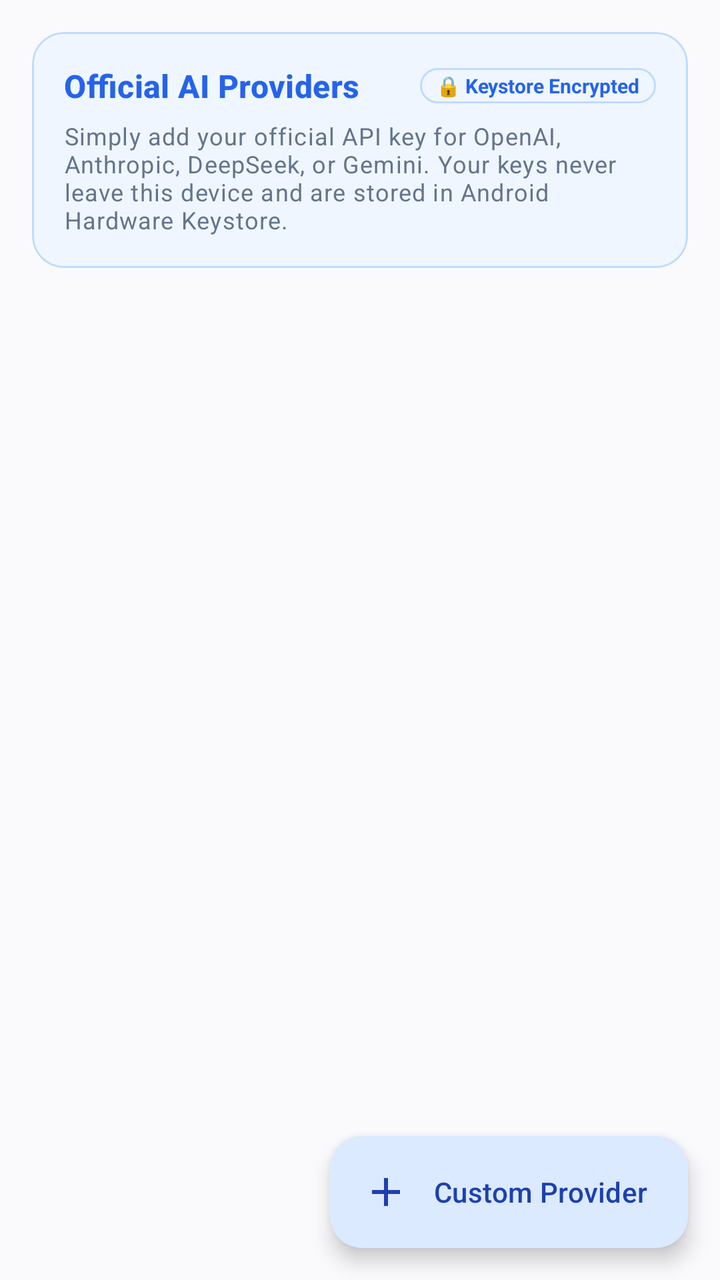
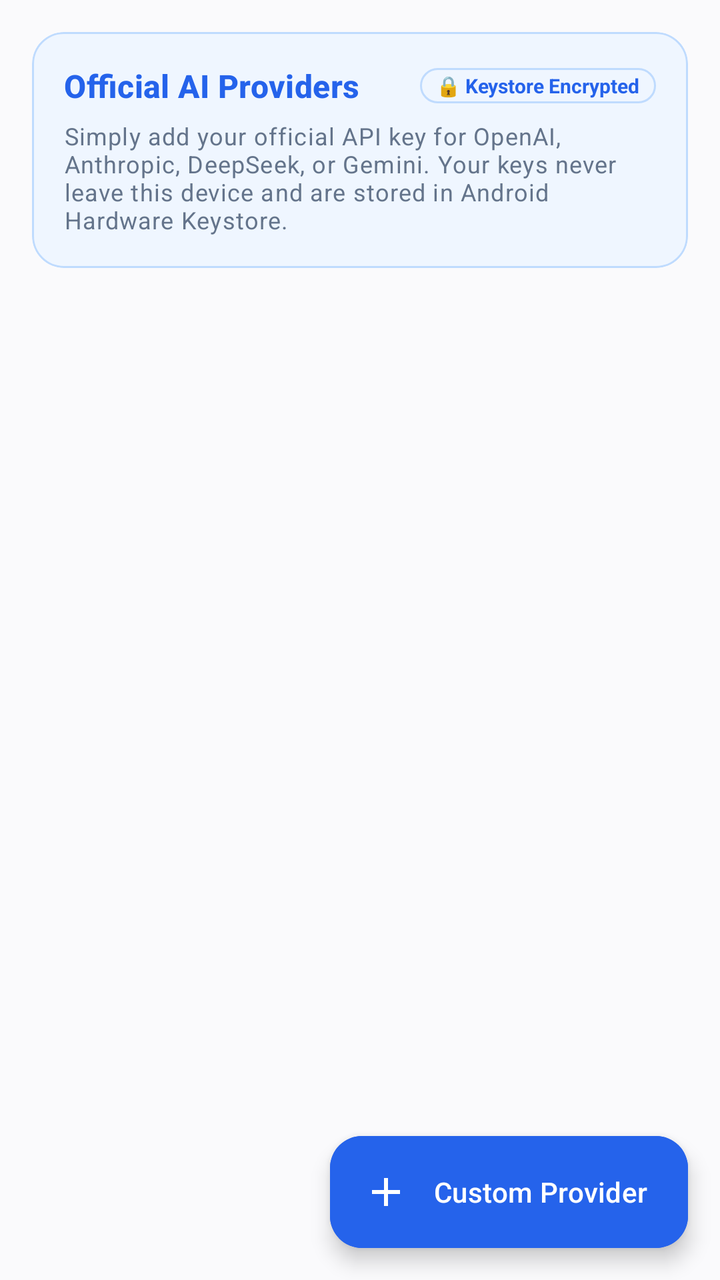

The first picture is an Android layout as it rendered before a commit; the second is the same layout after the commit. The layout source and the unified diff follow.
<!-- AndroidManifest.xml: application theme Theme.OmniChat -->
<!-- res/layout/fragment_providers.xml -->
<?xml version="1.0" encoding="utf-8"?>
<androidx.coordinatorlayout.widget.CoordinatorLayout
    xmlns:android="http://schemas.android.com/apk/res/android"
    xmlns:app="http://schemas.android.com/apk/res-auto"
    android:layout_width="match_parent"
    android:layout_height="match_parent"
    android:background="?android:colorBackground">

    <LinearLayout
        android:layout_width="match_parent"
        android:layout_height="match_parent"
        android:orientation="vertical"
        android:padding="16dp">

        
        <com.google.android.material.card.MaterialCardView
            style="@style/Widget.Material3.CardView.Filled"
            android:layout_width="match_parent"
            android:layout_height="wrap_content"
            android:layout_marginBottom="16dp"
            app:cardBackgroundColor="@color/status_blue_bg"
            app:cardCornerRadius="16dp"
            app:strokeColor="@color/status_blue_border"
            app:strokeWidth="1dp">

            <LinearLayout
                android:layout_width="match_parent"
                android:layout_height="wrap_content"
                android:orientation="vertical"
                android:padding="16dp">

                <LinearLayout
                    android:layout_width="match_parent"
                    android:layout_height="wrap_content"
                    android:gravity="center_vertical"
                    android:orientation="horizontal">

                    <TextView
                        android:layout_width="0dp"
                        android:layout_height="wrap_content"
                        android:layout_weight="1"
                        android:text="Official AI Providers"
                        android:textAppearance="@style/TextAppearance.Material3.TitleMedium"
                        android:textColor="@color/status_blue_text"
                        android:textStyle="bold" />

                    <TextView
                        android:layout_width="wrap_content"
                        android:layout_height="wrap_content"
                        android:background="@drawable/bg_pill_blue"
                        android:paddingStart="8dp"
                        android:paddingTop="2dp"
                        android:paddingEnd="8dp"
                        android:paddingBottom="2dp"
                        android:text="🔒 Keystore Encrypted"
                        android:textColor="@color/status_blue_text"
                        android:textSize="10sp"
                        android:textStyle="bold" />

                </LinearLayout>

                <TextView
                    android:layout_width="match_parent"
                    android:layout_height="wrap_content"
                    android:layout_marginTop="6dp"
                    android:text="Simply add your official API key for OpenAI, Anthropic, DeepSeek, or Gemini. Your keys never leave this device and are stored in Android Hardware Keystore."
                    android:textAppearance="@style/TextAppearance.Material3.BodySmall"
                    android:textColor="?attr/colorOnSurfaceVariant"
                    android:textSize="12sp" />

            </LinearLayout>

        </com.google.android.material.card.MaterialCardView>

        
        <androidx.recyclerview.widget.RecyclerView
            android:id="@+id/recycler_providers"
            android:layout_width="match_parent"
            android:layout_height="0dp"
            android:layout_weight="1"
            android:clipToPadding="false"
            android:paddingBottom="72dp" />

    </LinearLayout>

    
    <com.google.android.material.floatingactionbutton.ExtendedFloatingActionButton
        android:id="@+id/fab_add_provider"
        android:layout_width="wrap_content"
        android:layout_height="wrap_content"
        android:layout_gravity="bottom|end"
        android:layout_margin="16dp"
        android:text="Custom Provider"
        app:icon="@drawable/ic_add" />

</androidx.coordinatorlayout.widget.CoordinatorLayout>
<!-- resources referenced by this layout -->
<resources>
  <color name="status_blue_bg">#EFF6FF</color>
  <color name="status_blue_border">#BFDBFE</color>
  <color name="status_blue_text">#2563EB</color>
  <!-- drawable bg_pill_blue (drawable) -->
  <?xml version="1.0" encoding="utf-8"?>
  <shape xmlns:android="http://schemas.android.com/apk/res/android"
      android:shape="rectangle">
      <solid android:color="@color/status_blue_bg" />
      <stroke android:width="1dp" android:color="@color/status_blue_border" />
      <corners android:radius="12dp" />
  </shape>
  <!-- drawable ic_add (drawable) -->
  <vector xmlns:android="http://schemas.android.com/apk/res/android"
      android:width="24dp"
      android:height="24dp"
      android:viewportWidth="24"
      android:viewportHeight="24"
      android:tint="?attr/colorControlNormal">
      <path
          android:fillColor="@android:color/white"
          android:pathData="M19,13h-6v6h-2v-6H5v-2h6V5h2v6h6v2z" />
  </vector>
  <style name="Theme.OmniChat" parent="Theme.Material3.DayNight.NoActionBar">
          
          <item name="colorPrimary">@color/brand_primary</item>
          <item name="colorOnPrimary">#FFFFFF</item>
          <item name="colorPrimaryContainer">#DBEAFE</item>
          <item name="colorOnPrimaryContainer">#1E40AF</item>
          <item name="colorSecondary">@color/brand_accent</item>
          <item name="colorOnSecondary">#FFFFFF</item>
  
          
          <item name="android:colorBackground">@color/bg_light</item>
          <item name="colorSurface">@color/surface_light</item>
          <item name="colorOnSurface">@color/text_primary_light</item>
          <item name="colorSurfaceVariant">@color/surface_variant_light</item>
          <item name="colorOnSurfaceVariant">@color/text_secondary_light</item>
          <item name="colorOutline">@color/border_light</item>
  
          
          <item name="android:statusBarColor">@android:color/transparent</item>
          <item name="android:navigationBarColor">@android:color/transparent</item>
          <item name="android:windowLightStatusBar">true</item>
          <item name="android:windowLightNavigationBar">true</item>
      </style>
  <color name="brand_primary">#2563EB</color>
  <color name="brand_accent">#7C3AED</color>
  <color name="bg_light">#FAFAFC</color>
  <color name="surface_light">#FFFFFF</color>
  <color name="text_primary_light">#0F172A</color>
  <color name="surface_variant_light">#F1F5F9</color>
  <color name="text_secondary_light">#64748B</color>
  <color name="border_light">#E2E8F0</color>
</resources>

<!-- the commit's change to res/layout/fragment_providers.xml (unified diff, before → after) -->
@@ -6,82 +6,92 @@
     android:layout_height="match_parent"
     android:background="?android:colorBackground">
 
-    <LinearLayout
+    <androidx.core.widget.NestedScrollView
+        android:id="@+id/scroll_view_providers"
         android:layout_width="match_parent"
         android:layout_height="match_parent"
-        android:orientation="vertical"
-        android:padding="16dp">
+        android:fillViewport="true">
 
-        
-        <com.google.android.material.card.MaterialCardView
-            style="@style/Widget.Material3.CardView.Filled"
+        <LinearLayout
             android:layout_width="match_parent"
             android:layout_height="wrap_content"
-            android:layout_marginBottom="16dp"
-            app:cardBackgroundColor="@color/status_blue_bg"
-            app:cardCornerRadius="16dp"
-            app:strokeColor="@color/status_blue_border"
-            app:strokeWidth="1dp">
+            android:orientation="vertical"
+            android:padding="16dp">
 
-            <LinearLayout
+            
+            <com.google.android.material.card.MaterialCardView
+                android:id="@+id/card_encryption_notice"
+                style="@style/Widget.Material3.CardView.Filled"
                 android:layout_width="match_parent"
                 android:layout_height="wrap_content"
-                android:orientation="vertical"
-                android:padding="16dp">
+                android:layout_marginBottom="16dp"
+                app:cardBackgroundColor="@color/status_blue_bg"
+                app:cardCornerRadius="16dp"
+                app:cardElevation="0dp"
+                app:strokeColor="@color/status_blue_border"
+                app:strokeWidth="1dp">
 
                 <LinearLayout
                     android:layout_width="match_parent"
                     android:layout_height="wrap_content"
-                    android:gravity="center_vertical"
-                    android:orientation="horizontal">
+                    android:orientation="vertical"
+                    android:padding="16dp">
+
+                    <LinearLayout
+                        android:layout_width="match_parent"
+                        android:layout_height="wrap_content"
+                        android:gravity="center_vertical"
+                        android:orientation="horizontal">
+
+                        <TextView
+                            android:layout_width="0dp"
+                            android:layout_height="wrap_content"
+                            android:layout_weight="1"
+                            android:text="Official AI Providers"
+                            android:textAppearance="@style/TextAppearance.Material3.TitleMedium"
+                            android:textColor="@color/status_blue_text"
+                            android:textStyle="bold" />
+
+                        <TextView
+                            android:layout_width="wrap_content"
+                            android:layout_height="wrap_content"
+                            android:background="@drawable/bg_pill_blue"
+                            android:paddingStart="8dp"
+                            android:paddingTop="2dp"
+                            android:paddingEnd="8dp"
+                            android:paddingBottom="2dp"
+                            android:text="🔒 Keystore Encrypted"
+                            android:textColor="@color/status_blue_text"
+                            android:textSize="10sp"
+                            android:textStyle="bold" />
+
+                    </LinearLayout>
 
                     <TextView
-                        android:layout_width="0dp"
+                        android:layout_width="match_parent"
                         android:layout_height="wrap_content"
-                        android:layout_weight="1"
-                        android:text="Official AI Providers"
-                        android:textAppearance="@style/TextAppearance.Material3.TitleMedium"
-                        android:textColor="@color/status_blue_text"
-                        android:textStyle="bold" />
-
-                    <TextView
-                        android:layout_width="wrap_content"
-                        android:layout_height="wrap_content"
-                        android:background="@drawable/bg_pill_blue"
-                        android:paddingStart="8dp"
-                        android:paddingTop="2dp"
-                        android:paddingEnd="8dp"
-                        android:paddingBottom="2dp"
-                        android:text="🔒 Keystore Encrypted"
-                        android:textColor="@color/status_blue_text"
-                        android:textSize="10sp"
-                        android:textStyle="bold" />
+                        android:layout_marginTop="6dp"
+                        android:text="Simply add your official API key for OpenAI, Anthropic, DeepSeek, or Gemini. Your keys never leave this device and are stored in Android Hardware Keystore."
+                        android:textAppearance="@style/TextAppearance.Material3.BodySmall"
+                        android:textColor="?attr/colorOnSurfaceVariant"
+                        android:textSize="12sp" />
 
                 </LinearLayout>
 
-                <TextView
-                    android:layout_width="match_parent"
-                    android:layout_height="wrap_content"
-                    android:layout_marginTop="6dp"
-                    android:text="Simply add your official API key for OpenAI, Anthropic, DeepSeek, or Gemini. Your keys never leave this device and are stored in Android Hardware Keystore."
-                    android:textAppearance="@style/TextAppearance.Material3.BodySmall"
-                    android:textColor="?attr/colorOnSurfaceVariant"
-                    android:textSize="12sp" />
+            </com.google.android.material.card.MaterialCardView>
 
-            </LinearLayout>
+            
+            <androidx.recyclerview.widget.RecyclerView
+                android:id="@+id/recycler_providers"
+                android:layout_width="match_parent"
+                android:layout_height="wrap_content"
+                android:nestedScrollingEnabled="false"
+                android:clipToPadding="false"
+                android:paddingBottom="80dp" />
 
-        </com.google.android.material.card.MaterialCardView>
+        </LinearLayout>
 
-        
-        <androidx.recyclerview.widget.RecyclerView
-            android:id="@+id/recycler_providers"
-            android:layout_width="match_parent"
-            android:layout_height="0dp"
-            android:layout_weight="1"
-            android:clipToPadding="false"
-            android:paddingBottom="72dp" />
-
-    </LinearLayout>
+    </androidx.core.widget.NestedScrollView>
 
     
     <com.google.android.material.floatingactionbutton.ExtendedFloatingActionButton
@@ -90,7 +100,13 @@
         android:layout_height="wrap_content"
         android:layout_gravity="bottom|end"
         android:layout_margin="16dp"
+        android:backgroundTint="@color/brand_primary"
         android:text="Custom Provider"
-        app:icon="@drawable/ic_add" />
+        android:textColor="#FFFFFF"
+        app:elevation="0dp"
+        app:hoveredFocusedTranslationZ="0dp"
+        app:icon="@drawable/ic_add"
+        app:iconTint="#FFFFFF"
+        app:pressedTranslationZ="0dp" />
 
 </androidx.coordinatorlayout.widget.CoordinatorLayout>
<!-- resource entries referenced after the edit -->
@@ -40,6 +40,9 @@
           <item name="colorOutline">@color/border_light</item>
   
           
+          <item name="elevationOverlayEnabled">false</item>
+  
+          
           <item name="android:statusBarColor">@android:color/transparent</item>
           <item name="android:navigationBarColor">@android:color/transparent</item>
           <item name="android:windowLightStatusBar">true</item>
